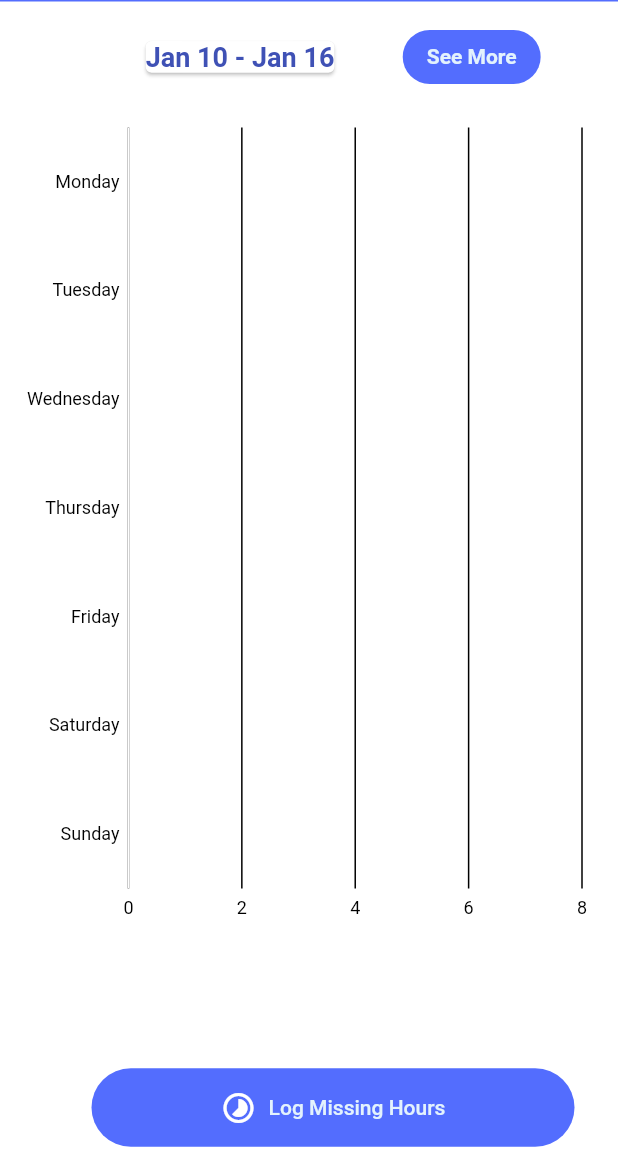
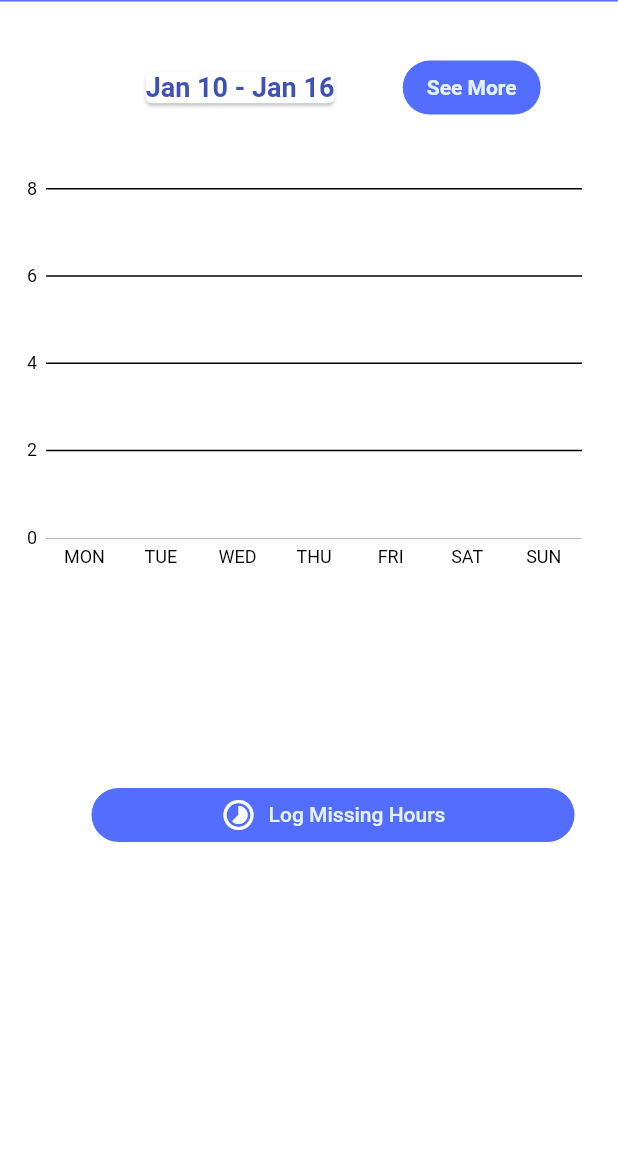
Before and after one commit to davinderkb/bonafide_app, a Flutter app: the screen it shows after launch, on a phone screen of 412 x 824 dp, the part 84-1236 px from its top. Run offline on Flutter 3.47's test engine with Material 2 defaults, Android fonts, the phone set to English and light mode, and no system bars; our stand-ins replace charts_flutter.

Commit message:
Adjusted MyTimeSheet bar Chart Height

```diff
--- a/lib/mytimesheet.dart
+++ b/lib/mytimesheet.dart
@@ -69,7 +69,7 @@ class MyTimesheet extends StatelessWidget {
                       .height) - (MediaQuery
                       .of(context)
                       .size
-                      .height / 1.25)) / 2.5,
+                      .height / 1.35)) / 2,
                   child: Column(
                       mainAxisAlignment: MainAxisAlignment.center,
                       children: [Padding(
@@ -110,13 +110,13 @@ class MyTimesheet extends StatelessWidget {
                     height: MediaQuery
                         .of(context)
                         .size
-                        .height / 1.5,
+                        .height / 3,
                     child: Padding(
                       padding: EdgeInsets.only(left:10.0,right: 10.0),
                       child: new charts.BarChart(
                         timesheetEntriesList,
                         animate: animate,
-                        vertical: false,
+                        vertical: true,
                         domainAxis: new charts.OrdinalAxisSpec(
                             renderSpec: new charts.SmallTickRendererSpec(
 
@@ -144,18 +144,6 @@ class MyTimesheet extends StatelessWidget {
                   ),
                 ),
                 Center(
-                  child: SizedBox(
-                      width: MediaQuery
-                          .of(context)
-                          .size
-                          .width,
-                      height: ((MediaQuery
-                          .of(context)
-                          .size
-                          .height) - (MediaQuery
-                          .of(context)
-                          .size
-                          .height / 1.25)) / 2,
                   child: Padding(
                     padding: const EdgeInsets.only(left:45.0,top: 15.0, right: 45.0, bottom: 15.0),
                     child: new FlatButton(
@@ -172,7 +160,7 @@ class MyTimesheet extends StatelessWidget {
                               Icons.timelapse, color: Colors.white,),
 
                             Padding(
-                                  padding: const EdgeInsets.only(left:8.0),
+                              padding: const EdgeInsets.only(left:8.0, top: 5.0, bottom: 5.0),
                               child: new Text(
                                 Constants.LOG_MISSING_HOURS, style: TextStyle(
                                   color: Colors.blue[50]),),
@@ -181,7 +169,6 @@ class MyTimesheet extends StatelessWidget {
                         ),
                       ),
 
-                        ),
                     ),
                   ),
                 ),
@@ -194,13 +181,13 @@ class MyTimesheet extends StatelessWidget {
     final red = charts.MaterialPalette.red.makeShades(1);
     final green = charts.MaterialPalette.green.makeShades(1);
     final data = [
-      new TimesheetEntry('Monday', 8.0),
-      new TimesheetEntry('Tuesday', 8.0),
-      new TimesheetEntry('Wednesday', 8.0),
-      new TimesheetEntry('Thursday', 6.0),
-      new TimesheetEntry('Friday', 7.0),
-      new TimesheetEntry('Saturday', 0),
-      new TimesheetEntry('Sunday', 0),
+      new TimesheetEntry('MON', 8.0),
+      new TimesheetEntry('TUE', 7.0),
+      new TimesheetEntry('WED', 6.15),
+      new TimesheetEntry('THU', 4.5),
+      new TimesheetEntry('FRI', 8),
+      new TimesheetEntry('SAT', 7.7),
+      new TimesheetEntry('SUN', 2),
     ];
 
     return [
```
Lines whose indentation alone changed are shown as unchanged.
